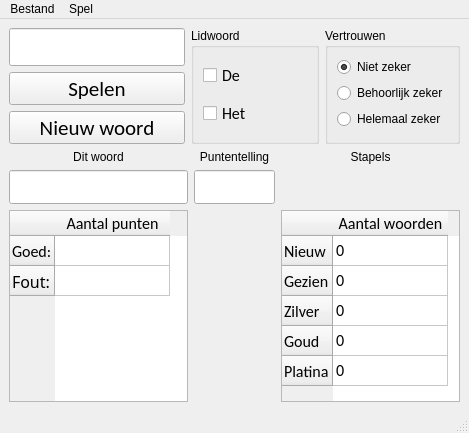
Before: the Qt Designer form Resources/UI/nwl.ui in ubenu/NieuweWoordenLeren, drawn with Qt 5.
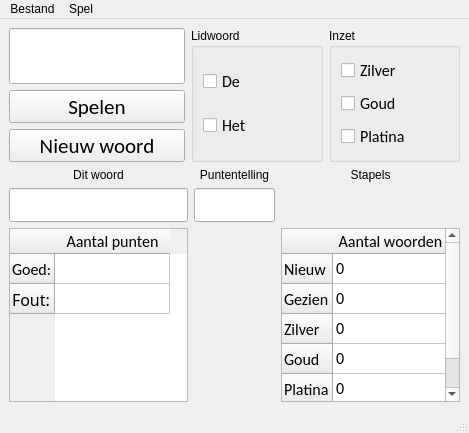
After: the same form once the commit is applied.

```diff
--- a/Resources/UI/nwl.ui
+++ b/Resources/UI/nwl.ui
@@ -133,30 +133,54 @@
         <item>
          <widget class="QGroupBox" name="grp_confidence">
           <property name="title">
-           <string>Vertrouwen</string>
+           <string>Inzet</string>
+          </property>
+          <property name="checkable">
+           <bool>false</bool>
+          </property>
+          <property name="checked">
+           <bool>false</bool>
           </property>
           <layout class="QVBoxLayout" name="verticalLayout_2">
            <item>
-            <widget class="QRadioButton" name="btn_unsure">
+            <widget class="QCheckBox" name="chk_zilver">
+             <property name="font">
+              <font>
+               <family>Calibri</family>
+               <pointsize>12</pointsize>
+              </font>
+             </property>
              <property name="text">
-              <string>Niet zeker</string>
+              <string>Zilver</string>
              </property>
              <property name="checked">
-              <bool>true</bool>
+              <bool>false</bool>
              </property>
             </widget>
            </item>
            <item>
-            <widget class="QRadioButton" name="btn_sure">
+            <widget class="QCheckBox" name="chk_goud">
+             <property name="font">
+              <font>
+               <family>Calibri</family>
+               <pointsize>12</pointsize>
+              </font>
+             </property>
              <property name="text">
-              <string>Behoorlijk zeker</string>
+              <string>Goud</string>
              </property>
             </widget>
            </item>
            <item>
-            <widget class="QRadioButton" name="btn_very_sure">
+            <widget class="QCheckBox" name="chk_platina">
+             <property name="font">
+              <font>
+               <family>Calibri</family>
+               <pointsize>12</pointsize>
+              </font>
+             </property>
              <property name="text">
-              <string>Helemaal zeker</string>
+              <string>Platina</string>
              </property>
             </widget>
            </item>
```
Left out of the diff: 12 changed lines with no effect on the pictures.
